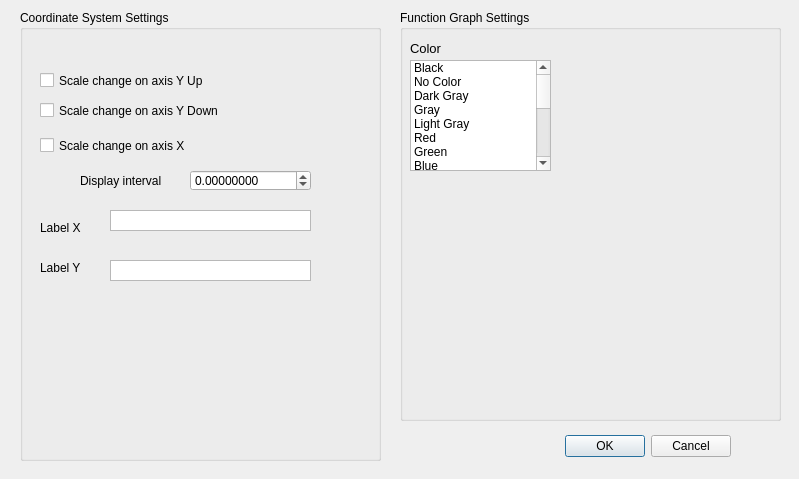
aicommunity/Rdk, file GUI/Qt/UGraphControlDialog.ui: the form before one commit.
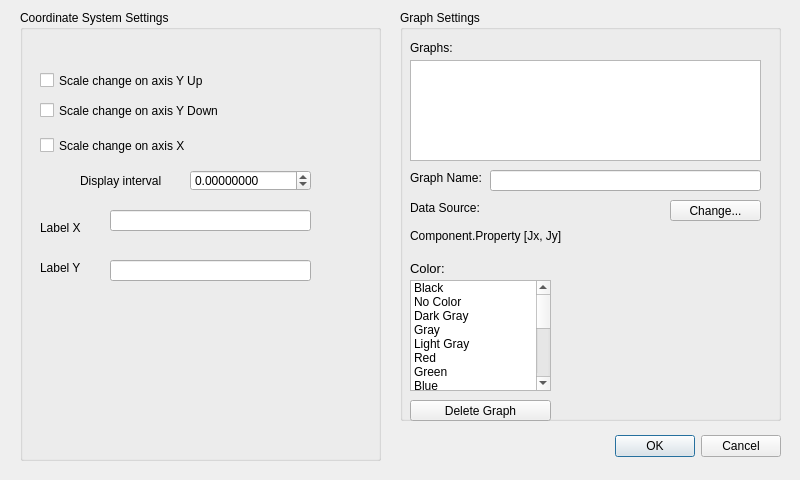
The form after the commit.

Diff of the .ui file:
```diff
--- a/GUI/Qt/UGraphControlDialog.ui
+++ b/GUI/Qt/UGraphControlDialog.ui
@@ -6,8 +6,8 @@
    <rect>
     <x>0</x>
     <y>0</y>
-    <width>799</width>
-    <height>479</height>
+    <width>800</width>
+    <height>480</height>
    </rect>
   </property>
   <property name="windowTitle">
@@ -25,9 +25,9 @@
   <widget class="QDialogButtonBox" name="buttonBox">
    <property name="geometry">
     <rect>
-     <x>390</x>
+     <x>400</x>
      <y>430</y>
-     <width>341</width>
+     <width>381</width>
      <height>32</height>
     </rect>
    </property>
@@ -134,7 +134,7 @@
      <string>Label Y</string>
     </property>
    </widget>
-   <widget class="QTextEdit" name="textEditLableY">
+   <widget class="QLineEdit" name="lineEditLabelY">
     <property name="geometry">
      <rect>
       <x>90</x>
@@ -143,11 +143,8 @@
       <height>21</height>
      </rect>
     </property>
-    <property name="verticalScrollBarPolicy">
-     <enum>Qt::ScrollBarAlwaysOff</enum>
-    </property>
    </widget>
-   <widget class="QTextEdit" name="textEditlableX">
+   <widget class="QLineEdit" name="lineEditLabelX">
     <property name="geometry">
      <rect>
       <x>90</x>
@@ -156,9 +153,6 @@
       <height>21</height>
      </rect>
     </property>
-    <property name="verticalScrollBarPolicy">
-     <enum>Qt::ScrollBarAlwaysOff</enum>
-    </property>
    </widget>
    <widget class="QCheckBox" name="checkBoxAxisMinY">
     <property name="geometry">
@@ -184,13 +178,101 @@
     </rect>
    </property>
    <property name="title">
-    <string>Function Graph Settings</string>
+    <string>Graph Settings</string>
    </property>
-   <widget class="QLabel" name="label_2">
+   <widget class="QLabel" name="labelGraphsList">
     <property name="geometry">
      <rect>
       <x>10</x>
       <y>30</y>
+      <width>121</width>
+      <height>16</height>
+     </rect>
+    </property>
+    <property name="text">
+     <string>Graphs:</string>
+    </property>
+   </widget>
+   <widget class="QListWidget" name="graphsListWidget">
+    <property name="geometry">
+     <rect>
+      <x>10</x>
+      <y>50</y>
+      <width>351</width>
+      <height>101</height>
+     </rect>
+    </property>
+   </widget>
+   <widget class="QLabel" name="labelGraphName">
+    <property name="geometry">
+     <rect>
+      <x>10</x>
+      <y>160</y>
+      <width>71</width>
+      <height>16</height>
+     </rect>
+    </property>
+    <property name="text">
+     <string>Graph Name:</string>
+    </property>
+   </widget>
+   <widget class="QLineEdit" name="lineEditGraphName">
+    <property name="geometry">
+     <rect>
+      <x>90</x>
+      <y>160</y>
+      <width>271</width>
+      <height>21</height>
+     </rect>
+    </property>
+   </widget>
+   <widget class="QLabel" name="labelDataSource">
+    <property name="geometry">
+     <rect>
+      <x>10</x>
+      <y>190</y>
+      <width>81</width>
+      <height>16</height>
+     </rect>
+    </property>
+    <property name="text">
+     <string>Data Source:</string>
+    </property>
+   </widget>
+   <widget class="QLabel" name="labelDataSourceInfo">
+    <property name="geometry">
+     <rect>
+      <x>10</x>
+      <y>210</y>
+      <width>351</width>
+      <height>31</height>
+     </rect>
+    </property>
+    <property name="text">
+     <string>Component.Property [Jx, Jy]</string>
+    </property>
+    <property name="wordWrap">
+     <bool>true</bool>
+    </property>
+   </widget>
+   <widget class="QPushButton" name="pushButtonChangeDataSource">
+    <property name="geometry">
+     <rect>
+      <x>270</x>
+      <y>190</y>
+      <width>91</width>
+      <height>21</height>
+     </rect>
+    </property>
+    <property name="text">
+     <string>Change...</string>
+    </property>
+   </widget>
+   <widget class="QLabel" name="label_2">
+    <property name="geometry">
+     <rect>
+      <x>10</x>
+      <y>250</y>
       <width>55</width>
       <height>16</height>
      </rect>
@@ -201,14 +283,14 @@
      </font>
     </property>
     <property name="text">
-     <string>Color</string>
+     <string>Color:</string>
     </property>
    </widget>
    <widget class="QListWidget" name="colorListWidget">
     <property name="geometry">
      <rect>
       <x>10</x>
-      <y>50</y>
+      <y>270</y>
       <width>141</width>
       <height>111</height>
      </rect>
@@ -299,6 +381,19 @@
      </property>
     </item>
    </widget>
+   <widget class="QPushButton" name="pushButtonDeleteGraph">
+    <property name="geometry">
+     <rect>
+      <x>10</x>
+      <y>390</y>
+      <width>141</width>
+      <height>21</height>
+     </rect>
+    </property>
+    <property name="text">
+     <string>Delete Graph</string>
+    </property>
+   </widget>
   </widget>
  </widget>
  <resources/>
```
Left out of the diff: 2 changed lines with no effect on the pictures.
